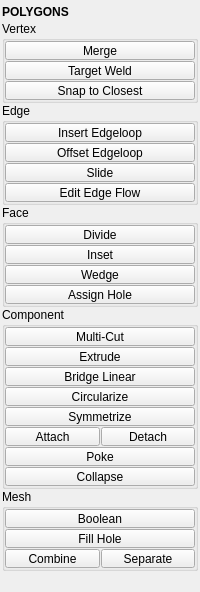
First picture: the form in tentacle/ui/polygons.ui, repository m3trik/tentacle, before the edit.
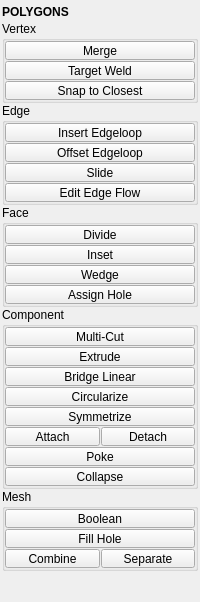
Second picture: the form after the edit. Custom widgets are drawn as their Qt base class.

```diff
--- a/tentacle/ui/polygons.ui
+++ b/tentacle/ui/polygons.ui
@@ -1380,6 +1380,9 @@
         <property name="orientation">
          <enum>Qt::Vertical</enum>
         </property>
+        <property name="sizeType">
+         <enum>QSizePolicy::Fixed</enum>
+        </property>
         <property name="sizeHint" stdset="0">
          <size>
           <width>0</width>
```
Left out of the diff: 30 changed lines with no effect on the pictures.
